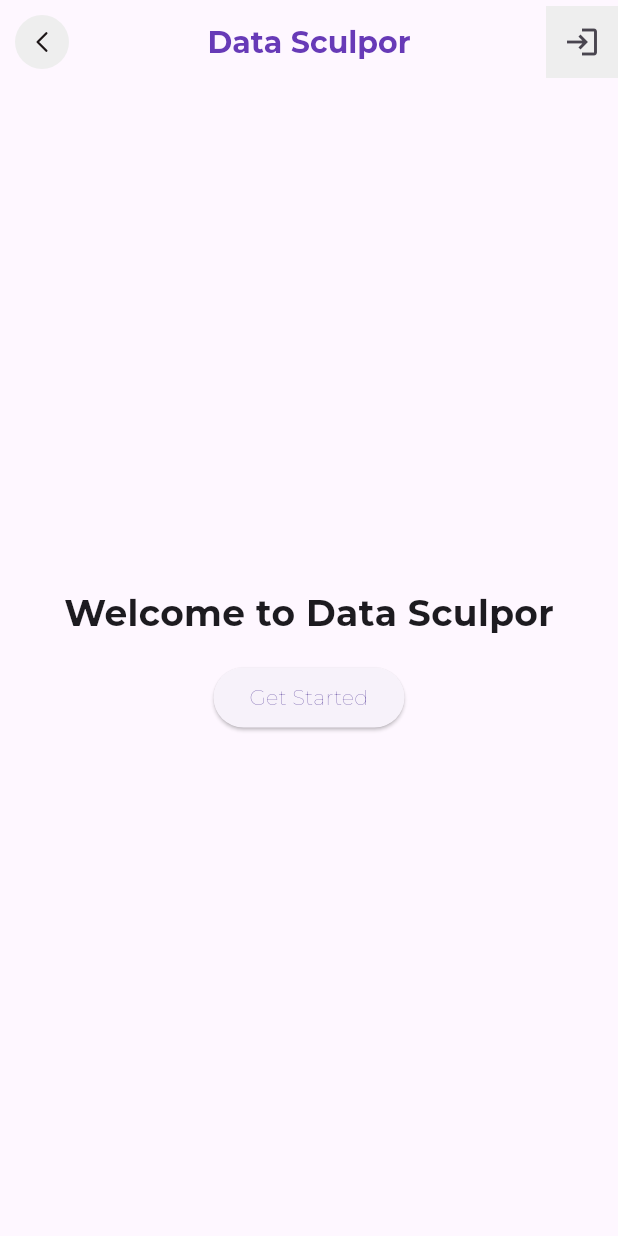
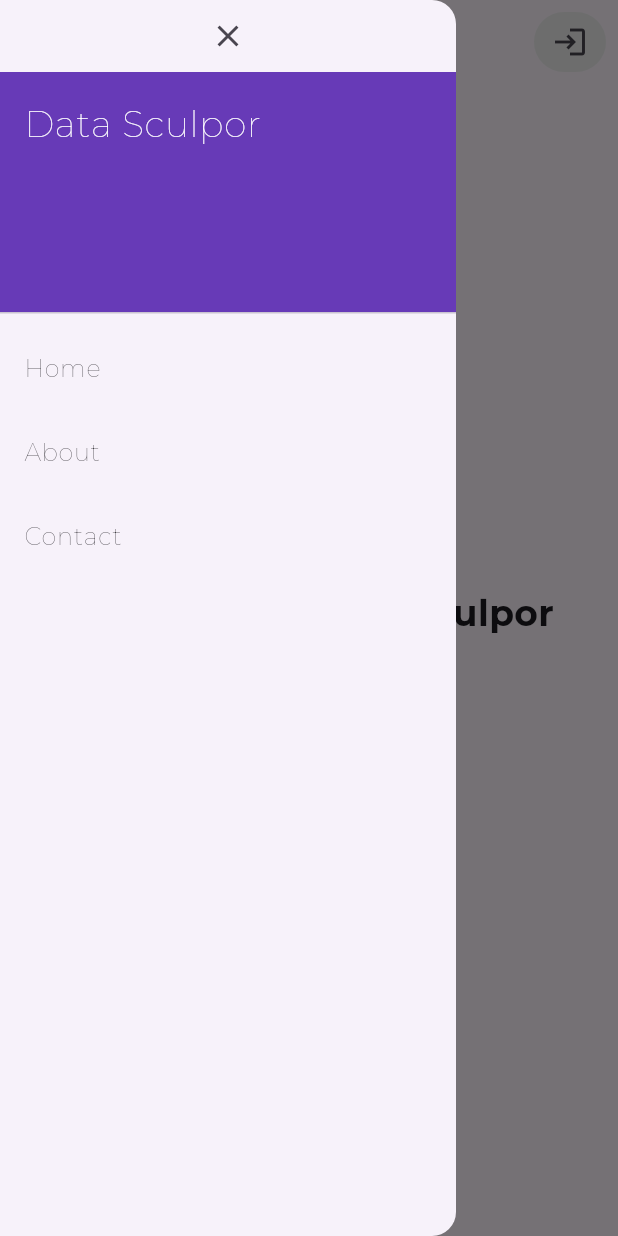
Before and after one commit to lfindlay24/data-sculpter, a Flutter app: the screen it shows after launch, with the side drawer open (before the commit the screen has no drawer), on a phone screen of 412 x 824 dp. Run offline on Flutter 3.47's test engine with Material 3 defaults, Android fonts, the light colour scheme and no system bars; our stand-ins replace flutter_login, flutter_svg; project files that could hold a hidden picture were left out.

Commit message:
Finished Home Page & Finished Login Page

```diff
--- /dev/null
+++ b/flutter_ui/devtools_options.yaml
@@ -0,0 +1,3 @@
+description: This file stores settings for Dart & Flutter DevTools.
+documentation: https://docs.flutter.dev/tools/devtools/extensions#configure-extension-enablement-states
+extensions:
--- a/flutter_ui/lib/pages/home.dart
+++ b/flutter_ui/lib/pages/home.dart
@@ -1,5 +1,6 @@
 import 'package:flutter/material.dart';
 import 'package:flutter_svg/flutter_svg.dart';
+import 'package:flutter_ui/pages/login.dart';
 
 class HomePage extends StatelessWidget {
   const HomePage({super.key});
@@ -11,6 +12,52 @@ class HomePage extends StatelessWidget {
       body: Center(
         child: middleContent(),
       ),
+      drawer: Drawer(
+        child: mainDrawer(context),
+      ),
+    );
+  }
+
+  ListView mainDrawer(BuildContext context) {
+    return ListView(
+      padding: EdgeInsets.zero,
+      children: [
+        IconButton(
+            onPressed: () {
+              Navigator.pop(context);
+            },
+            icon: const Icon(Icons.close)),
+        const DrawerHeader(
+          decoration: BoxDecoration(
+            color: Colors.deepPurple,
+          ),
+          child: Text(
+            'Data Sculpor',
+            style: TextStyle(
+              color: Colors.white,
+              fontSize: 24.0,
+            ),
+          ),
+        ),
+        ListTile(
+          title: const Text('Home'),
+          onTap: () {
+            // Add your logic here
+          },
+        ),
+        ListTile(
+          title: const Text('About'),
+          onTap: () {
+            // Add your logic here
+          },
+        ),
+        ListTile(
+          title: const Text('Contact'),
+          onTap: () {
+            // Add your logic here
+          },
+        ),
+      ],
     );
   }
 
@@ -25,28 +72,36 @@ class HomePage extends StatelessWidget {
         ),
       ),
       centerTitle: true,
-      leading: Container(
-        margin: const EdgeInsets.all(10.0),
-        alignment: Alignment.center,
-        decoration: BoxDecoration(
-          shape: BoxShape.circle,
-          color: Colors.grey[200],
-        ),
-        child: SvgPicture.asset(
-          'assets/icons/Arrow - Left 2.svg',
-          height: 20,
-          width: 20,
-        ),
+      leading: Builder(
+        builder: (BuildContext context) {
+          return IconButton(
+            icon: const Icon(Icons.menu),
+            onPressed: () {
+              Scaffold.of(context).openDrawer();
+            },
+            tooltip: 'Menu',
+          );
+        },
       ),
       actions: [
         Container(
-          color: Colors.grey[200],
-          child: IconButton(
-            icon: const Icon(Icons.login),
-            onPressed: () {
-            },
-            tooltip: 'Login',
+          margin: const EdgeInsets.all(8.0),
+          decoration: BoxDecoration(
+            borderRadius: BorderRadius.circular(50.0),
+            color: Colors.grey[200],
           ),
+          child: Builder(builder: (context) {
+            return IconButton(
+              icon: const Icon(Icons.login),
+              onPressed: () {
+                Navigator.push(
+                    context,
+                    MaterialPageRoute(
+                        builder: (context) => const LoginScreen()));
+              },
+              tooltip: 'Login',
+            );
+          }),
         ),
       ],
     );
--- a/flutter_ui/pubspec.yaml
+++ b/flutter_ui/pubspec.yaml
@@ -36,6 +36,7 @@ dependencies:
   # Use with the CupertinoIcons class for iOS style icons.
   cupertino_icons: ^1.0.6
   flutter_svg: ^1.1.6
+  flutter_login: ^5.0.0
 
 dev_dependencies:
   flutter_test:
@@ -62,6 +63,7 @@ flutter:
   # To add assets to your application, add an assets section, like this:
   assets:
     - assets/icons/
+    - assets/images/
 
   # An image asset can refer to one or more resolution-specific "variants", see
   # https://flutter.dev/assets-and-images/#resolution-aware
```
Also changed, not shown: flutter_ui/lib/pages/login.dart (added, +63 -0 lines), flutter_ui/assets/images/Logo.png (added), flutter_ui/pubspec.lock, 5 other files.
